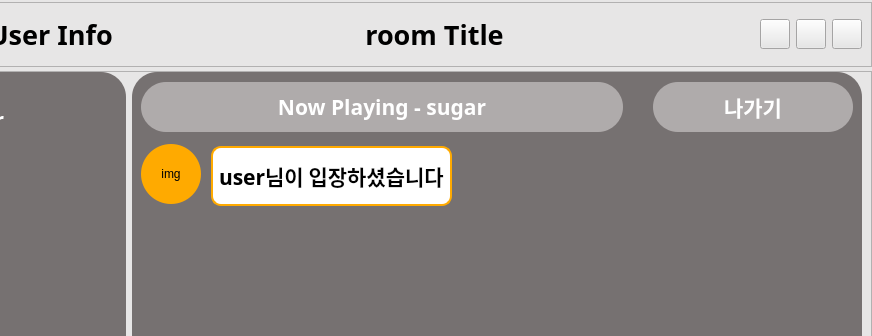
Qt form ui/mainWindow.ui (bbeomgeun/IGRUS-IT-Contest) before a commit; both pictures show x 128 to 1000 and y 0 to 336 of the 1000 by 700 pixel window.
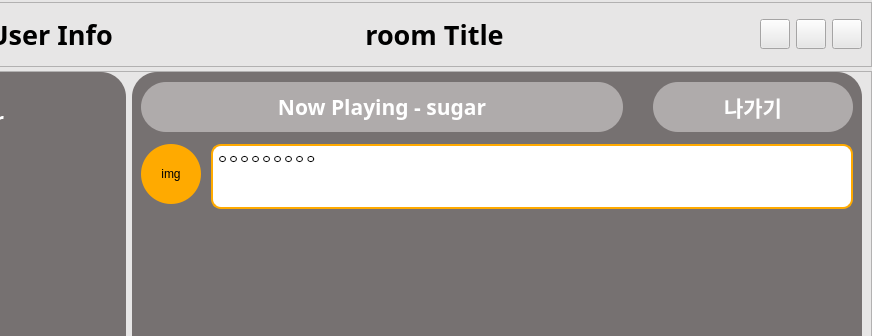
The same form after that commit. The open tabs and pages were chosen to show the change. Icons and pictures are not drawn.

```diff
--- a/ui/mainWindow.ui
+++ b/ui/mainWindow.ui
@@ -3169,45 +3169,18 @@
                       </widget>
                      </item>
                      <item>
-                      <widget class="QLabel" name="chatting">
-                       <property name="enabled">
-                        <bool>true</bool>
-                       </property>
-                       <property name="sizePolicy">
-                        <sizepolicy hsizetype="Preferred" vsizetype="Fixed">
-                         <horstretch>0</horstretch>
-                         <verstretch>0</verstretch>
-                        </sizepolicy>
-                       </property>
-                       <property name="minimumSize">
-                        <size>
-                         <width>0</width>
-                         <height>60</height>
-                        </size>
-                       </property>
-                       <property name="maximumSize">
-                        <size>
-                         <width>16777215</width>
-                         <height>16777215</height>
-                        </size>
-                       </property>
-                       <property name="font">
-                        <font>
-                         <family>나눔고딕</family>
-                         <pointsize>16</pointsize>
-                         <weight>75</weight>
-                         <bold>true</bold>
-                         <stylestrategy>PreferDefault</stylestrategy>
-                         <kerning>true</kerning>
-                        </font>
-                       </property>
+                      <widget class="QTextBrowser" name="textBrowser">
                        <property name="styleSheet">
                         <string notr="true">border: 2px solid rgb(255, 170, 0);
 border-radius: 10px;
 background-color: rgb(255, 255, 255);</string>
                        </property>
-                       <property name="text">
-                        <string>user님이 입장하셨습니다</string>
+                       <property name="html">
+                        <string>&lt;!DOCTYPE HTML PUBLIC &quot;-//W3C//DTD HTML 4.0//EN&quot; &quot;http://www.w3.org/TR/REC-html40/strict.dtd&quot;&gt;
+&lt;html&gt;&lt;head&gt;&lt;meta name=&quot;qrichtext&quot; content=&quot;1&quot; /&gt;&lt;style type=&quot;text/css&quot;&gt;
+p, li { white-space: pre-wrap; }
+&lt;/style&gt;&lt;/head&gt;&lt;body style=&quot; font-family:'Gulim'; font-size:9pt; font-weight:400; font-style:normal;&quot;&gt;
+&lt;p style=&quot; margin-top:0px; margin-bottom:0px; margin-left:0px; margin-right:0px; -qt-block-indent:0; text-indent:0px;&quot;&gt;ㅇㅇㅇㅇㅇㅇㅇㅇㅇ&lt;/p&gt;&lt;/body&gt;&lt;/html&gt;</string>
                        </property>
                       </widget>
                      </item>
@@ -3217,11 +3190,11 @@
                         <enum>Qt::Horizontal</enum>
                        </property>
                        <property name="sizeType">
-                        <enum>QSizePolicy::Expanding</enum>
+                        <enum>QSizePolicy::Preferred</enum>
                        </property>
                        <property name="sizeHint" stdset="0">
                         <size>
-                         <width>50</width>
+                         <width>0</width>
                          <height>50</height>
                         </size>
                        </property>
```
Left out of the diff: 2 changed lines with no effect on the pictures.
